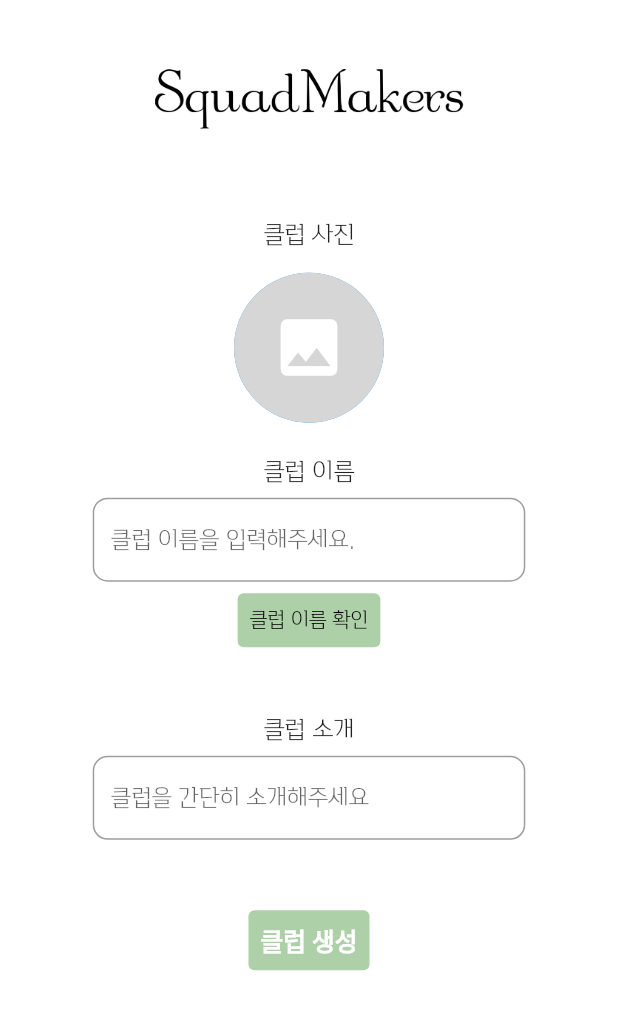
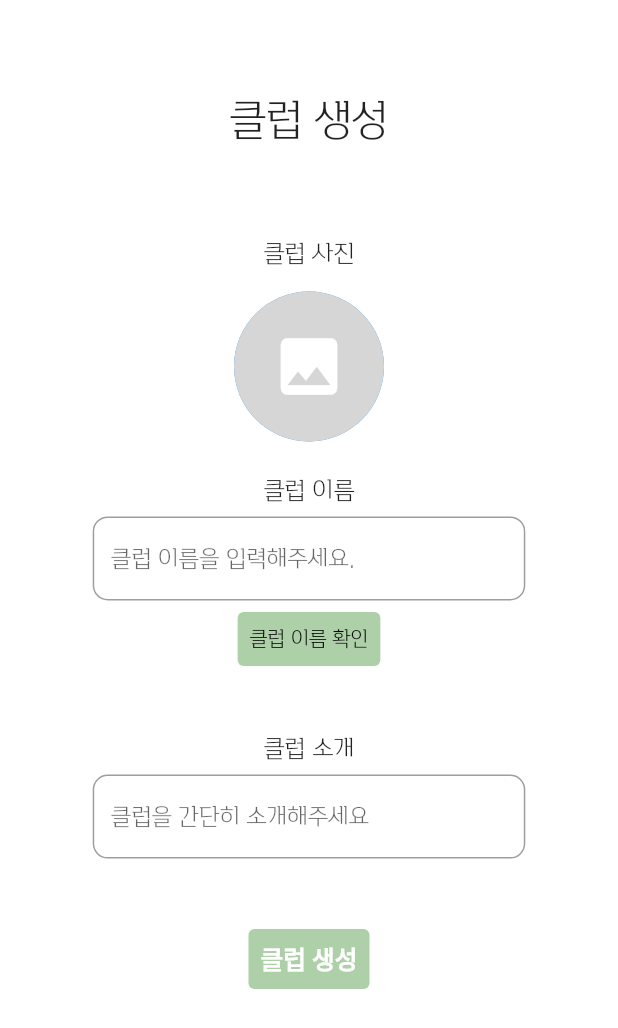
Before and after one commit to chan3199/capstone-Project, a Flutter app: the ClubEditPage screen opened directly, on a phone screen of 412 x 824 dp. Shown: the top 1028 px of the screen. Run offline on Flutter 3.47's test engine with Material 2 defaults, Android fonts, the phone set to English and light mode, and no system bars; our stand-ins replace carousel_slider, cloud_firestore, firebase_auth, firebase_core, firebase_storage, flutter_secure_storage and 3 more; accounts and stored records are empty; Roboto replaces fonts that are missing (Garton).

Commit message:
마무리

```diff
--- a/squad_makers/lib/controller/squad_controller.dart
+++ b/squad_makers/lib/controller/squad_controller.dart
@@ -24,6 +24,7 @@ class SquadController {
   }
 
   Future<void> addSquad(String? clubname, List<dynamic> squadlist) async {
+    print(squadlist);
     await clubCollection.doc(clubname).update({'squadlist': squadlist});
   }
 
--- a/squad_makers/lib/view/club_view/club_creative.dart
+++ b/squad_makers/lib/view/club_view/club_creative.dart
@@ -97,12 +97,14 @@ class _ClubEditPageState extends State<ClubEditPage> {
                           child: Column(
                     children: [
                       SizedBox(
-                        height: height * 0.03,
+                        height: height * 0.08,
                       ),
-                      Image.asset('assets/maintext.png',
-                          height: height * 0.1, width: width * 0.5),
+                      Text(
+                        '클럽 생성',
+                        style: TextStyle(fontSize: width * 0.07),
+                      ),
                       SizedBox(
-                        height: height * 0.05,
+                        height: height * 0.08,
                       ),
                       Text(
                         '클럽 사진',
--- a/squad_makers/lib/view/club_view/club_info.dart
+++ b/squad_makers/lib/view/club_view/club_info.dart
@@ -598,8 +598,10 @@ class _ClubInfoPageState extends State<ClubInfoPage> {
                                                           selectedOption,
                                                           appdata.clubModel
                                                               .clubuserlist);
+
                                               appdata.clubModel.squadlist
                                                   .add(docid);
+
                                               await squadController.addSquad(
                                                   appdata.clubModel.name,
                                                   appdata.clubModel.squadlist);
@@ -608,7 +610,6 @@ class _ClubInfoPageState extends State<ClubInfoPage> {
                                                       appdata.clubModel.name,
                                                       squadnamecontroller.text);
                                               appdata.isLoadingScreen = false;
-
                                               squadnamecontroller.text = '';
                                               selectedOption = '4-2-3-1';
                                               Get.to(() => SquadEditPage());
--- a/squad_makers/lib/view/main_view/myinfo.dart
+++ b/squad_makers/lib/view/main_view/myinfo.dart
@@ -132,7 +132,7 @@ class _MyInfoPageState extends State<MyInfoPage> {
                   ],
                 ),
                 Container(
-                  width: width * 0.6,
+                  width: width * 0.8,
                   decoration: BoxDecoration(
                       borderRadius: BorderRadius.circular(15),
                       border: Border.all(
@@ -281,7 +281,7 @@ class _MyInfoPageState extends State<MyInfoPage> {
                   height: height * 0.03,
                 ),
                 Container(
-                  width: width * 0.6,
+                  width: width * 0.8,
                   decoration: BoxDecoration(
                       borderRadius: BorderRadius.circular(15),
                       border: Border.all(
```
Also changed, not shown: squad_makers/lib/view/squad_view/squad_editPage.dart (+14 -11 lines).
